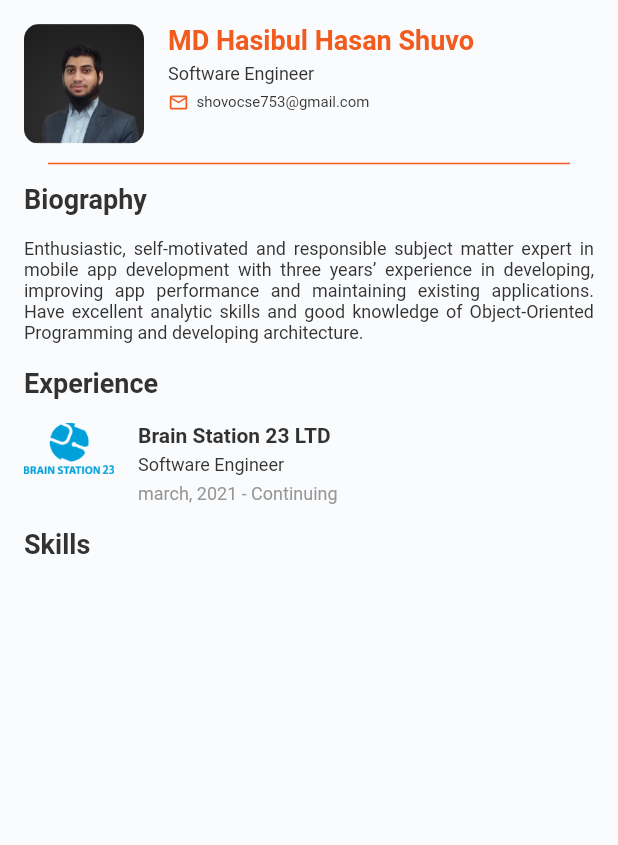
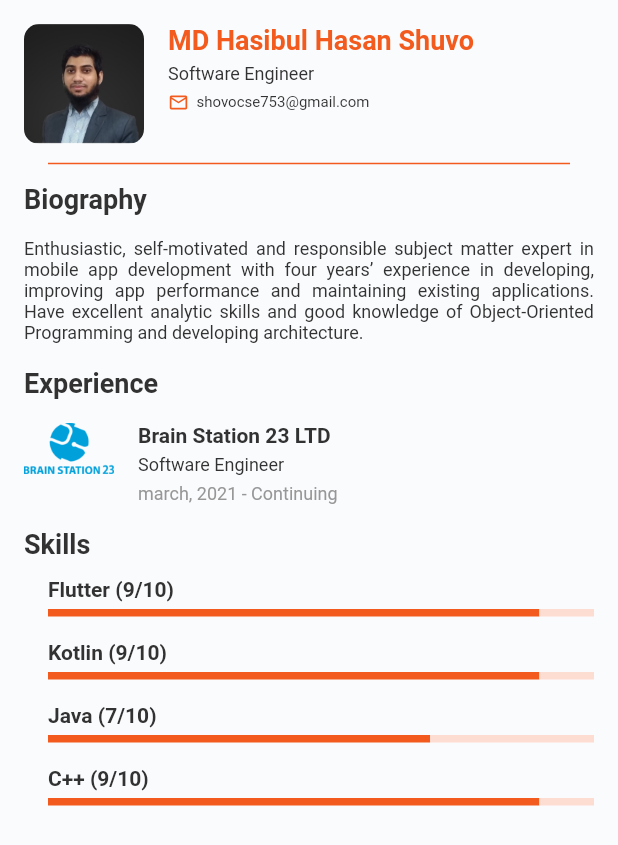
Before and after one commit to hasibul-hasan-shuvo/Flutter-Bootcamp, a Flutter app: the screen it shows after launch, on a phone screen of 412 x 824 dp. Shown: the top 845 px of the screen. Run offline on Flutter 3.47's test engine with Material 2 defaults, Android fonts, the phone set to English and light mode, and no system bars.

Commit message:
Skills item implemented.

```diff
--- a/day_07/lib/app/core/values/app_colors.dart
+++ b/day_07/lib/app/core/values/app_colors.dart
@@ -18,4 +18,5 @@ abstract class AppColors {
   static const Color textColorWhite = Color(0xFFFFFFFF);
   static const Color colorPrimary = Color(0xFFF25B1D);
   static const Color colorPrimaryDark = Color(0xFFEE0B18);
+  static const Color colorInActiveProgress = Color(0xFFFDDCD2);
 }
--- a/day_07/lib/app/modules/home/widgets/biography_and_experience_view.dart
+++ b/day_07/lib/app/modules/home/widgets/biography_and_experience_view.dart
@@ -25,7 +25,7 @@ class BiographyAndExperienceView extends StatelessWidget {
 
   Widget _getBiography() {
     return Text(
-      "Enthusiastic, self-motivated and responsible subject matter expert in mobile app development with three years’ experience in developing, improving app performance and maintaining existing applications. Have excellent analytic skills and good knowledge of Object-Oriented Programming and developing architecture.",
+      "Enthusiastic, self-motivated and responsible subject matter expert in mobile app development with four years’ experience in developing, improving app performance and maintaining existing applications. Have excellent analytic skills and good knowledge of Object-Oriented Programming and developing architecture.",
       style: body_01,
       textAlign: TextAlign.justify,
     );
--- /dev/null
+++ b/day_07/lib/app/modules/home/widgets/item_skill.dart
@@ -0,0 +1,66 @@
+import 'package:day_07/app/core/values/app_colors.dart';
+import 'package:day_07/app/core/values/app_values.dart';
+import 'package:day_07/app/core/values/text_styles.dart';
+import 'package:flutter/material.dart';
+
+class ItemSkill extends StatelessWidget {
+  final String title;
+  final int rate;
+
+  const ItemSkill({
+    Key? key,
+    required this.title,
+    required this.rate,
+  }) : super(key: key);
+
+  @override
+  Widget build(BuildContext context) {
+    return Container(
+      margin: const EdgeInsets.only(left: AppValues.margin),
+      child: Column(
+        crossAxisAlignment: CrossAxisAlignment.stretch,
+        children: [
+          _getTitleWithRateValue(),
+          const SizedBox(height: AppValues.margin_5),
+          _getRateProgressView(),
+        ],
+      ),
+    );
+  }
+
+  Widget _getTitleWithRateValue() {
+    return Text(
+      "$title ($rate/10)",
+      style: subtitle_01,
+    );
+  }
+
+  Widget _getRateProgressView() {
+    return Row(
+      children: [
+        _getActiveProgress(),
+        _getInActiveProgress(),
+      ],
+    );
+  }
+
+  Widget _getActiveProgress() {
+    return Flexible(
+      flex: rate,
+      child: Container(
+        height: AppValues.iconSize_5,
+        color: AppColors.colorPrimary,
+      ),
+    );
+  }
+
+  Widget _getInActiveProgress() {
+    return Flexible(
+      flex: 10 - rate,
+      child: Container(
+        height: AppValues.iconSize_5,
+        color: AppColors.colorInActiveProgress,
+      ),
+    );
+  }
+}
--- a/day_07/lib/app/modules/home/widgets/skills_view.dart
+++ b/day_07/lib/app/modules/home/widgets/skills_view.dart
@@ -1,4 +1,6 @@
+import 'package:day_07/app/core/values/app_values.dart';
 import 'package:day_07/app/core/widgets/title_view.dart';
+import 'package:day_07/app/modules/home/widgets/item_skill.dart';
 import 'package:flutter/material.dart';
 
 class SkillsView extends StatelessWidget {
@@ -10,6 +12,14 @@ class SkillsView extends StatelessWidget {
       crossAxisAlignment: CrossAxisAlignment.stretch,
       children: const [
         TitleView(title: "Skills"),
+        SizedBox(height: AppValues.margin_12),
+        ItemSkill(title: "Flutter", rate: 9),
+        SizedBox(height: AppValues.margin),
+        ItemSkill(title: "Kotlin", rate: 9),
+        SizedBox(height: AppValues.margin),
+        ItemSkill(title: "Java", rate: 7),
+        SizedBox(height: AppValues.margin),
+        ItemSkill(title: "C++", rate: 9),
       ],
     );
   }
```
